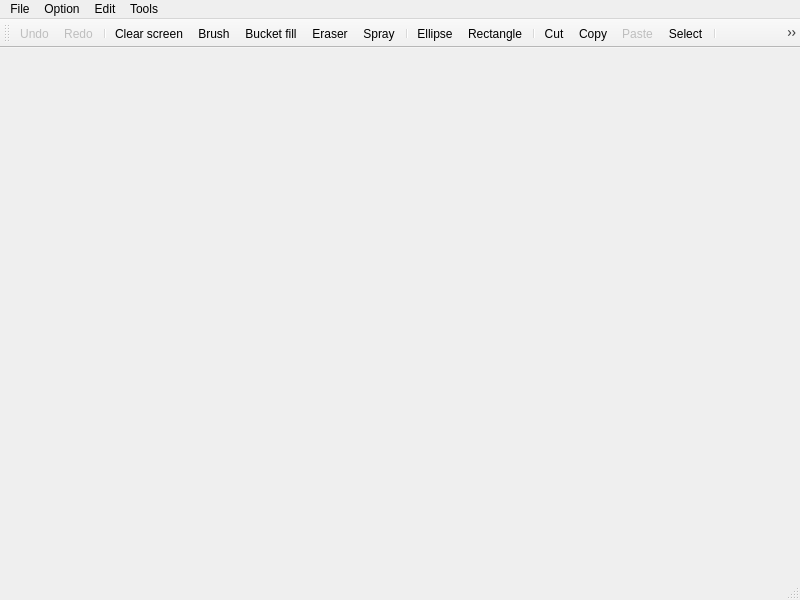
This is Paint/mainwindow.ui in karina-cherednyk/OOP_Practice as Qt 5 draws it before an edit. The edited form follows.
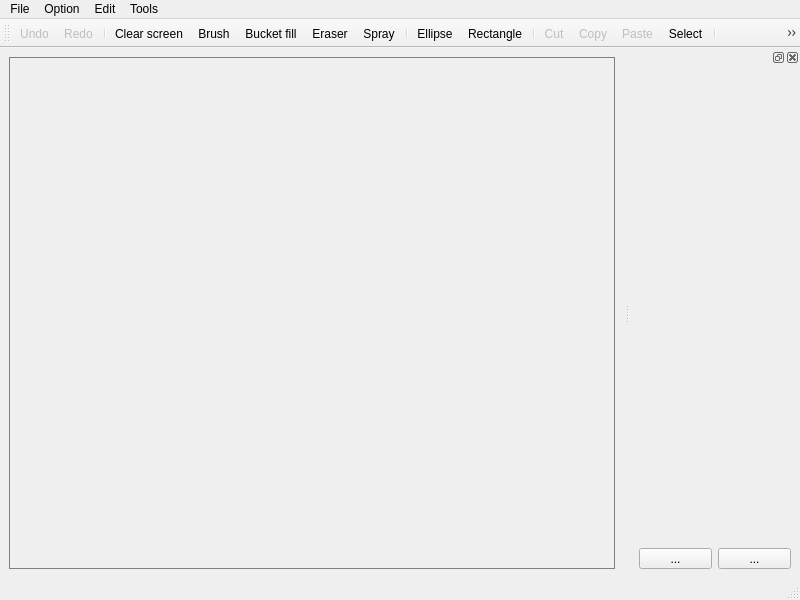
This is the edited form. Icons and pictures are not drawn.

Commit message: add layers, dockwidget

Patch:
```diff
--- a/Paint/mainwindow.ui
+++ b/Paint/mainwindow.ui
@@ -14,7 +14,22 @@
    <string>MainWindow</string>
   </property>
   <widget class="QWidget" name="centralwidget">
-   <layout class="QGridLayout" name="gridLayout"/>
+   <property name="autoFillBackground">
+    <bool>true</bool>
+   </property>
+   <layout class="QGridLayout" name="gridLayout">
+    <item row="0" column="0" rowspan="2">
+     <widget class="QWidget" name="container" native="true">
+      <property name="autoFillBackground">
+       <bool>false</bool>
+      </property>
+      <property name="styleSheet">
+       <string notr="true">background-image: url(:/icons/background.png);
+border: 1px solid grey</string>
+      </property>
+     </widget>
+    </item>
+   </layout>
   </widget>
   <widget class="QMenuBar" name="menubar">
    <property name="geometry">
@@ -105,6 +120,76 @@
    <addaction name="actionColorpicker"/>
    <addaction name="actionPen_color"/>
   </widget>
+  <widget class="QDockWidget" name="rightDockWidget">
+   <property name="contextMenuPolicy">
+    <enum>Qt::NoContextMenu</enum>
+   </property>
+   <property name="floating">
+    <bool>false</bool>
+   </property>
+   <property name="allowedAreas">
+    <set>Qt::LeftDockWidgetArea|Qt::RightDockWidgetArea</set>
+   </property>
+   <attribute name="dockWidgetArea">
+    <number>2</number>
+   </attribute>
+   <widget class="QWidget" name="docker">
+    <layout class="QVBoxLayout" name="verticalLayout">
+     <item>
+      <widget class="QListView" name="layerList">
+       <property name="minimumSize">
+        <size>
+         <width>152</width>
+         <height>0</height>
+        </size>
+       </property>
+       <property name="maximumSize">
+        <size>
+         <width>152</width>
+         <height>16777215</height>
+        </size>
+       </property>
+       <property name="autoFillBackground">
+        <bool>true</bool>
+       </property>
+       <property name="styleSheet">
+        <string notr="true">background: transparent</string>
+       </property>
+      </widget>
+     </item>
+     <item>
+      <layout class="QHBoxLayout" name="horizontalLayout">
+       <item>
+        <widget class="QToolButton" name="removeLayerButton">
+         <property name="sizePolicy">
+          <sizepolicy hsizetype="Expanding" vsizetype="Fixed">
+           <horstretch>0</horstretch>
+           <verstretch>0</verstretch>
+          </sizepolicy>
+         </property>
+         <property name="text">
+          <string>...</string>
+         </property>
+        </widget>
+       </item>
+       <item>
+        <widget class="QToolButton" name="addLayerButton">
+         <property name="sizePolicy">
+          <sizepolicy hsizetype="Expanding" vsizetype="Fixed">
+           <horstretch>0</horstretch>
+           <verstretch>0</verstretch>
+          </sizepolicy>
+         </property>
+         <property name="text">
+          <string>...</string>
+         </property>
+        </widget>
+       </item>
+      </layout>
+     </item>
+    </layout>
+   </widget>
+  </widget>
   <action name="actionOpen">
    <property name="text">
     <string>Open</string>
@@ -203,6 +288,9 @@
    </property>
   </action>
   <action name="actionCut">
+   <property name="enabled">
+    <bool>false</bool>
+   </property>
    <property name="icon">
     <iconset resource="resources.qrc">
      <normaloff>:/icons/cut.png</normaloff>:/icons/cut.png</iconset>
@@ -212,6 +300,9 @@
    </property>
   </action>
   <action name="actionCopy">
+   <property name="enabled">
+    <bool>false</bool>
+   </property>
    <property name="icon">
     <iconset resource="resources.qrc">
      <normaloff>:/icons/copy.png</normaloff>:/icons/copy.png</iconset>
```
Left out of the diff: 18 changed lines with no effect on the pictures. The commit also changes 25 other files.
